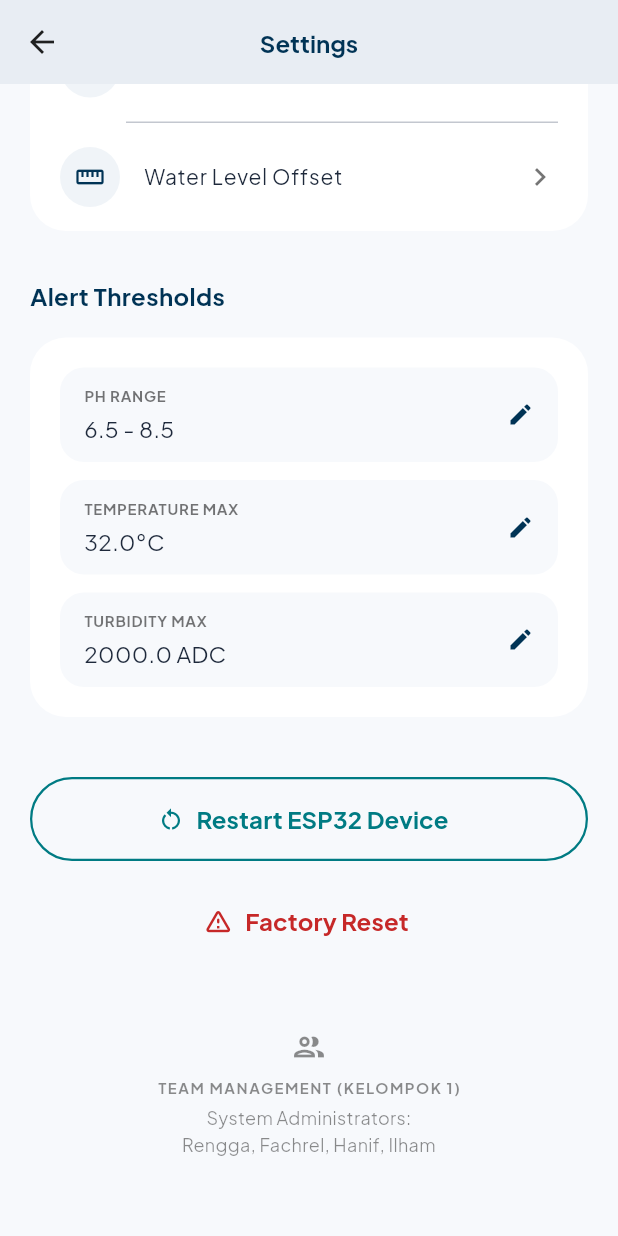
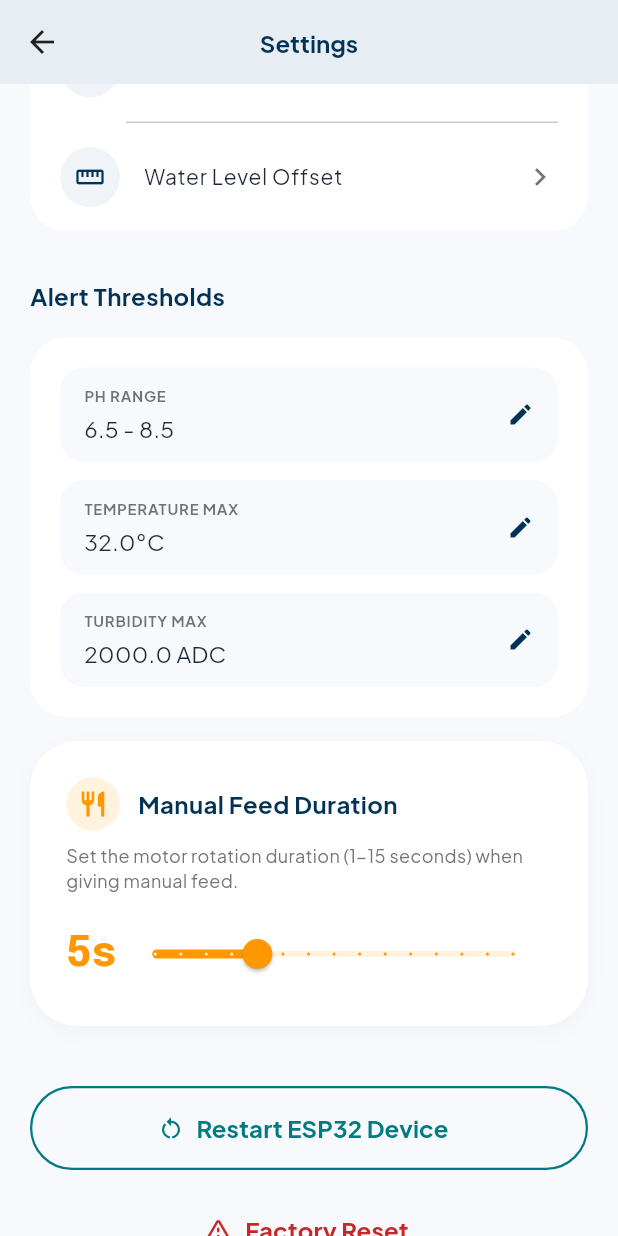
Before and after one commit to nifnip22/AquaSense, a Flutter app: the SettingsScreen screen opened directly, scrolled down 367 dp, on a phone screen of 412 x 824 dp. Run offline on Flutter 3.47's test engine with Material 3 defaults, Android fonts, the phone set to English and light mode, and no system bars; our stand-ins replace connectivity_plus, fl_chart, flutter_dotenv, flutter_local_notifications, google_fonts, shared_preferences and 1 more; accounts and stored records are empty.

Commit message:
feat: integrate dynamic manual feed duration and update monitor UI
- Add 'manual_feed_duration' state to SettingsProvider and slider UI to SettingsScreen.

- Implement 'fetchLastFedTime' in SensorProvider to retrieve latest feeding log.

- Update Dispense Feed button to use dynamic duration and calculate cooldown time safely.

- Replace obsolete Water Pump card with accurate Mixer Status and Last Fed cards.

- Clean up unused and duplicate imports in monitor_screen.dart.

```diff
--- a/aquasense_frontend/lib/features/settings/providers/settings_provider.dart
+++ b/aquasense_frontend/lib/features/settings/providers/settings_provider.dart
@@ -12,19 +12,18 @@ class SettingsProvider extends ChangeNotifier {
   double _phMax = 8.5;
   double _tempMax = 32.0;
   double _turbidityMax = 2000.0;
-
+  int _manualFeedDuration = 5;
   double _phOffset = 0.0;
   double _turbiditySensitivity = 0.0;
   double _waterLevelOffset = 0.0;
 
   // Getter
   bool get isEcoModeActive => _isEcoModeActive;
-
   double get phMin => _phMin;
   double get phMax => _phMax;
   double get tempMax => _tempMax;
   double get turbidityMax => _turbidityMax;
-
+  int get manualFeedDuration => _manualFeedDuration;
   double get phOffset => _phOffset;
   double get turbiditySensitivity => _turbiditySensitivity;
   double get waterLevelOffset => _waterLevelOffset;
@@ -62,7 +61,7 @@ class SettingsProvider extends ChangeNotifier {
       _phMax = (response['ph_max'] ?? 8.5).toDouble();
       _tempMax = (response['temp_max'] ?? 32.0).toDouble();
       _turbidityMax = (response['turbidity_max'] ?? 2000.0).toDouble();
-
+      _manualFeedDuration = (response['manual_feed_duration'] ?? 5).toInt();
       _phOffset = (response['ph_offset'] ?? 0.0).toDouble();
       _turbiditySensitivity = (response['turbidity_offset'] ?? 0.0).toDouble();
       _waterLevelOffset = (response['water_level_offset'] ?? 0.0).toDouble();
@@ -87,7 +86,6 @@ class SettingsProvider extends ChangeNotifier {
     }
   }
 
-  // Function to update pH range and save the settings
   Future<void> updatePhRange(double min, double max) async {
     try {
       await _supabase.from('device_settings').upsert({
@@ -102,4 +100,19 @@ class SettingsProvider extends ChangeNotifier {
       debugPrint('Gagal update pH Range: $e');
     }
   }
+
+  Future<void> updateManualFeedDuration(int seconds) async {
+    _manualFeedDuration = seconds;
+    notifyListeners();
+
+    try {
+      await _supabase.from('device_settings').upsert({
+        'id': _deviceId,
+        'manual_feed_duration': seconds,
+        'updated_at': DateTime.now().toIso8601String(),
+      });
+    } catch (e) {
+      debugPrint('Gagal update durasi pakan: $e');
+    }
+  }
 }
--- a/aquasense_frontend/lib/features/settings/screens/settings_screen.dart
+++ b/aquasense_frontend/lib/features/settings/screens/settings_screen.dart
@@ -4,6 +4,8 @@ import '../../../shared/widgets/secondary_app_bar.dart';
 import '../widgets/device_info_card.dart';
 import '../widgets/calibration_section.dart';
 import '../widgets/thresholds_section.dart';
+import 'package:provider/provider.dart';
+import '../providers/settings_provider.dart';
 
 class SettingsScreen extends StatelessWidget {
   const SettingsScreen({super.key});
@@ -22,8 +24,57 @@ class SettingsScreen extends StatelessWidget {
             const CalibrationSection(),
             const SizedBox(height: 32),
             const ThresholdsSection(),
+            const SizedBox(height: 16),
+            Consumer<SettingsProvider>(
+              builder: (context, settings, child) {
+                return Container(
+                  padding: const EdgeInsets.all(24),
+                  decoration: BoxDecoration(
+                    color: Colors.white,
+                    borderRadius: BorderRadius.circular(32),
+                    boxShadow: [BoxShadow(color: Colors.black.withValues(alpha: 0.03), blurRadius: 10, offset: const Offset(0, 4))],
+                  ),
+                  child: Column(
+                    crossAxisAlignment: CrossAxisAlignment.start,
+                    children: [
+                      Row(
+                        children: [
+                          Container(
+                            padding: const EdgeInsets.all(8),
+                            decoration: const BoxDecoration(color: Color(0xFFFFF3E0), shape: BoxShape.circle),
+                            child: const Icon(Icons.restaurant, color: Color(0xFFFF9800), size: 20),
+                          ),
+                          const SizedBox(width: 12),
+                          Text('Manual Feed Duration', style: GoogleFonts.plusJakartaSans(fontSize: 16, fontWeight: FontWeight.bold, color: const Color(0xFF003355))),
+                        ],
+                      ),
+                      const SizedBox(height: 8),
+                      Text('Set the motor rotation duration (1-15 seconds) when giving manual feed.', style: GoogleFonts.plusJakartaSans(fontSize: 12, color: Colors.grey.shade600)),
+                      const SizedBox(height: 16),
+                      Row(
+                        children: [
+                          Text('${settings.manualFeedDuration}s', style: GoogleFonts.epilogue(fontSize: 28, fontWeight: FontWeight.bold, color: const Color(0xFFFF9800))),
+                          Expanded(
+                            child: Slider(
+                              value: settings.manualFeedDuration.toDouble(),
+                              min: 1,
+                              max: 15,
+                              divisions: 14,
+                              activeColor: const Color(0xFFFF9800),
+                              inactiveColor: const Color(0xFFFFF3E0),
+                              onChanged: (val) {
+                                settings.updateManualFeedDuration(val.toInt());
+                              },
+                            ),
+                          ),
+                        ],
+                      )
+                    ],
+                  ),
+                );
+              }
+            ),
             const SizedBox(height: 40),
-
             // Action Buttons
             SizedBox(
               width: double.infinity,
```
Also changed, not shown: aquasense_frontend/lib/features/monitoring/providers/sensor_provider.dart (+24 -1 lines), aquasense_frontend/lib/features/monitoring/screens/monitor_screen.dart (+71 -42 lines).
